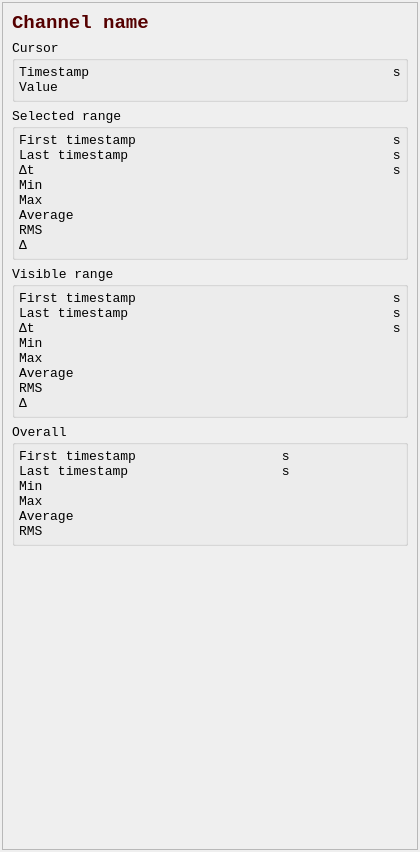
Before: the Qt Designer form asammdf/gui/ui/channel_stats.ui in danielhrisca/asammdf, drawn with Qt 5.
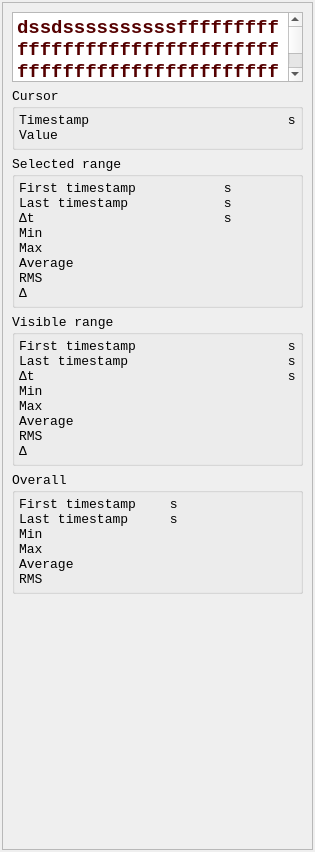
After: the same form once the commit is applied.

Commit message: * use textedit in stats widget (allows wrapping) * set cursor using mouse click * select signal by clicking on its curve * improve search dialog

```diff
--- a/asammdf/gui/ui/channel_stats.ui
+++ b/asammdf/gui/ui/channel_stats.ui
@@ -6,7 +6,7 @@
    <rect>
     <x>0</x>
     <y>0</y>
-    <width>420</width>
+    <width>315</width>
     <height>852</height>
    </rect>
   </property>
@@ -37,6 +37,9 @@
    </property>
    <item>
     <widget class="QScrollArea" name="scrollArea">
+     <property name="horizontalScrollBarPolicy">
+      <enum>Qt::ScrollBarAlwaysOff</enum>
+     </property>
      <property name="widgetResizable">
       <bool>true</bool>
      </property>
@@ -45,14 +48,14 @@
        <rect>
         <x>0</x>
         <y>0</y>
-        <width>414</width>
+        <width>309</width>
         <height>846</height>
        </rect>
       </property>
       <layout class="QVBoxLayout" name="verticalLayout">
        <item>
-        <layout class="QGridLayout" name="gridLayout" rowstretch="0,0,0,0,0,0,1" columnstretch="0,0">
-         <item row="2" column="0" colspan="2">
+        <layout class="QGridLayout" name="gridLayout" rowstretch="1,0,0,0,0,1" columnstretch="0,0">
+         <item row="1" column="0" colspan="2">
           <widget class="QGroupBox" name="cursor_group">
            <property name="title">
             <string>Cursor</string>
@@ -130,228 +133,12 @@
            </layout>
           </widget>
          </item>
-         <item row="4" column="0" colspan="2">
-          <widget class="QGroupBox" name="visible_group">
-           <property name="title">
-            <string>Visible range</string>
-           </property>
-           <layout class="QGridLayout" name="gridLayout_3" columnstretch="0,1,0">
-            <property name="leftMargin">
-             <number>4</number>
-            </property>
-            <property name="topMargin">
-             <number>4</number>
-            </property>
-            <property name="rightMargin">
-             <number>4</number>
-            </property>
-            <property name="bottomMargin">
-             <number>4</number>
-            </property>
-            <property name="spacing">
-             <number>0</number>
-            </property>
-            <item row="1" column="2">
-             <widget class="QLabel" name="label_25">
-              <property name="text">
-               <string> s</string>
-              </property>
-             </widget>
-            </item>
-            <item row="2" column="2">
-             <widget class="QLabel" name="label_26">
-              <property name="text">
-               <string> s</string>
-              </property>
-             </widget>
-            </item>
-            <item row="3" column="2">
-             <widget class="QLabel" name="unit5">
-              <property name="text">
-               <string/>
-              </property>
-             </widget>
-            </item>
-            <item row="4" column="2">
-             <widget class="QLabel" name="unit6">
-              <property name="text">
-               <string/>
-              </property>
-             </widget>
-            </item>
-            <item row="0" column="2">
-             <widget class="QLabel" name="label_24">
-              <property name="text">
-               <string> s</string>
-              </property>
-             </widget>
-            </item>
-            <item row="0" column="1">
-             <widget class="QLabel" name="visible_start">
-              <property name="text">
-               <string/>
-              </property>
-              <property name="alignment">
-               <set>Qt::AlignRight|Qt::AlignTrailing|Qt::AlignVCenter</set>
-              </property>
-             </widget>
-            </item>
-            <item row="1" column="1">
-             <widget class="QLabel" name="visible_stop">
-              <property name="text">
-               <string/>
-              </property>
-              <property name="alignment">
-               <set>Qt::AlignRight|Qt::AlignTrailing|Qt::AlignVCenter</set>
-              </property>
-             </widget>
-            </item>
-            <item row="4" column="0">
-             <widget class="QLabel" name="label_10">
-              <property name="text">
-               <string>Max</string>
-              </property>
-             </widget>
-            </item>
-            <item row="2" column="1">
-             <widget class="QLabel" name="visible_delta_t">
-              <property name="text">
-               <string/>
-              </property>
-              <property name="alignment">
-               <set>Qt::AlignRight|Qt::AlignTrailing|Qt::AlignVCenter</set>
-              </property>
-             </widget>
-            </item>
-            <item row="4" column="1">
-             <widget class="QLabel" name="visible_max">
-              <property name="text">
-               <string/>
-              </property>
-              <property name="alignment">
-               <set>Qt::AlignRight|Qt::AlignTrailing|Qt::AlignVCenter</set>
-              </property>
-             </widget>
-            </item>
-            <item row="3" column="0">
-             <widget class="QLabel" name="label_9">
-              <property name="text">
-               <string>Min</string>
-              </property>
-             </widget>
-            </item>
-            <item row="0" column="0">
-             <widget class="QLabel" name="label_7">
-              <property name="text">
-               <string>First timestamp</string>
-              </property>
-             </widget>
-            </item>
-            <item row="7" column="2">
-             <widget class="QLabel" name="unit7">
-              <property name="text">
-               <string/>
-              </property>
-             </widget>
-            </item>
-            <item row="7" column="0">
-             <widget class="QLabel" name="label_19">
-              <property name="text">
-               <string>Δ</string>
-              </property>
-             </widget>
-            </item>
-            <item row="2" column="0">
-             <widget class="QLabel" name="label_16">
-              <property name="text">
-               <string>Δt</string>
-              </property>
-             </widget>
-            </item>
-            <item row="1" column="0">
-             <widget class="QLabel" name="label_8">
-              <property name="text">
-               <string>Last timestamp</string>
-              </property>
-             </widget>
-            </item>
-            <item row="7" column="1">
-             <widget class="QLabel" name="visible_delta">
-              <property name="text">
-               <string/>
-              </property>
-              <property name="alignment">
-               <set>Qt::AlignRight|Qt::AlignTrailing|Qt::AlignVCenter</set>
-              </property>
-             </widget>
-            </item>
-            <item row="3" column="1">
-             <widget class="QLabel" name="visible_min">
-              <property name="text">
-               <string/>
-              </property>
-              <property name="alignment">
-               <set>Qt::AlignRight|Qt::AlignTrailing|Qt::AlignVCenter</set>
-              </property>
-             </widget>
-            </item>
-            <item row="5" column="0">
-             <widget class="QLabel" name="label_30">
-              <property name="text">
-               <string>Average</string>
-              </property>
-             </widget>
-            </item>
-            <item row="6" column="0">
-             <widget class="QLabel" name="label_31">
-              <property name="text">
-               <string>RMS</string>
-              </property>
-             </widget>
-            </item>
-            <item row="5" column="1">
-             <widget class="QLabel" name="visible_average">
-              <property name="text">
-               <string/>
-              </property>
-              <property name="alignment">
-               <set>Qt::AlignRight|Qt::AlignTrailing|Qt::AlignVCenter</set>
-              </property>
-             </widget>
-            </item>
-            <item row="6" column="1">
-             <widget class="QLabel" name="visible_rms">
-              <property name="text">
-               <string/>
-              </property>
-              <property name="alignment">
-               <set>Qt::AlignRight|Qt::AlignTrailing|Qt::AlignVCenter</set>
-              </property>
-             </widget>
-            </item>
-            <item row="5" column="2">
-             <widget class="QLabel" name="unit12">
-              <property name="text">
-               <string/>
-              </property>
-             </widget>
-            </item>
-            <item row="6" column="2">
-             <widget class="QLabel" name="unit13">
-              <property name="text">
-               <string/>
-              </property>
-             </widget>
-            </item>
-           </layout>
-          </widget>
-         </item>
-         <item row="3" column="0" colspan="2">
+         <item row="2" column="0" colspan="2">
           <widget class="QGroupBox" name="range_group">
            <property name="title">
             <string>Selected range</string>
            </property>
-           <layout class="QGridLayout" name="gridLayout_5" columnstretch="0,1,0">
+           <layout class="QGridLayout" name="gridLayout_5" columnstretch="0,0,0">
             <property name="leftMargin">
              <number>4</number>
             </property>
@@ -367,6 +154,68 @@
             <property name="spacing">
              <number>0</number>
             </property>
+            <item row="7" column="2">
+             <widget class="QLabel" name="unit11">
+              <property name="text">
+               <string/>
+              </property>
+             </widget>
+            </item>
+            <item row="7" column="1">
+             <widget class="QLabel" name="selected_rms">
+              <property name="text">
+               <string/>
+              </property>
+              <property name="alignment">
+               <set>Qt::AlignRight|Qt::AlignTrailing|Qt::AlignVCenter</set>
+              </property>
+             </widget>
+            </item>
+            <item row="6" column="2">
+             <widget class="QLabel" name="unit10">
+              <property name="text">
+               <string/>
+              </property>
+             </widget>
+            </item>
+            <item row="6" column="1">
+             <widget class="QLabel" name="selected_average">
+              <property name="text">
+               <string/>
+              </property>
+              <property name="alignment">
+               <set>Qt::AlignRight|Qt::AlignTrailing|Qt::AlignVCenter</set>
+              </property>
+             </widget>
+            </item>
+            <item row="7" column="0">
+             <widget class="QLabel" name="label_29">
+              <property name="text">
+               <string>RMS</string>
+              </property>
+             </widget>
+            </item>
+            <item row="1" column="0">
+             <widget class="QLabel" name="label_15">
+              <property name="text">
+               <string>Last timestamp</string>
+              </property>
+             </widget>
+            </item>
+            <item row="6" column="0">
+             <widget class="QLabel" name="label">
+              <property name="text">
+               <string>Average</string>
+              </property>
+             </widget>
+            </item>
+            <item row="4" column="0">
+             <widget class="QLabel" name="label_14">
+              <property name="text">
+               <string>Min</string>
+              </property>
+             </widget>
+            </item>
             <item row="4" column="2">
              <widget class="QLabel" name="unit2">
               <property name="text">
@@ -381,10 +230,10 @@
               </property>
              </widget>
             </item>
-            <item row="4" column="0">
-             <widget class="QLabel" name="label_14">
+            <item row="0" column="2">
+             <widget class="QLabel" name="label_20">
               <property name="text">
-               <string>Min</string>
+               <string> s</string>
               </property>
              </widget>
             </item>
@@ -398,6 +247,16 @@
               </property>
              </widget>
             </item>
+            <item row="0" column="1">
+             <widget class="QLabel" name="selected_start">
+              <property name="text">
+               <string/>
+              </property>
+              <property name="alignment">
+               <set>Qt::AlignRight|Qt::AlignTrailing|Qt::AlignVCenter</set>
+              </property>
+             </widget>
+            </item>
             <item row="8" column="0">
              <widget class="QLabel" name="label_18">
               <property name="text">
@@ -405,37 +264,6 @@
               </property>
              </widget>
             </item>
-            <item row="0" column="2">
-             <widget class="QLabel" name="label_20">
-              <property name="text">
-               <string> s</string>
-              </property>
-             </widget>
-            </item>
-            <item row="0" column="1">
-             <widget class="QLabel" name="selected_start">
-              <property name="text">
-               <string/>
-              </property>
-              <property name="alignment">
-               <set>Qt::AlignRight|Qt::AlignTrailing|Qt::AlignVCenter</set>
-              </property>
-             </widget>
-            </item>
-            <item row="1" column="2">
-             <widget class="QLabel" name="label_22">
-              <property name="text">
-               <string> s</string>
-              </property>
-             </widget>
-            </item>
-            <item row="3" column="2">
-             <widget class="QLabel" name="label_23">
-              <property name="text">
-               <string> s</string>
-              </property>
-             </widget>
-            </item>
             <item row="5" column="1">
              <widget class="QLabel" name="selected_max">
               <property name="text">
@@ -446,10 +274,17 @@
               </property>
              </widget>
             </item>
-            <item row="3" column="0">
-             <widget class="QLabel" name="label_21">
+            <item row="3" column="2">
+             <widget class="QLabel" name="label_23">
               <property name="text">
-               <string>Δt</string>
+               <string> s</string>
+              </property>
+             </widget>
+            </item>
+            <item row="1" column="2">
+             <widget class="QLabel" name="label_22">
+              <property name="text">
+               <string> s</string>
               </property>
              </widget>
             </item>
@@ -460,6 +295,20 @@
               </property>
              </widget>
             </item>
+            <item row="0" column="0">
+             <widget class="QLabel" name="label_13">
+              <property name="text">
+               <string>First timestamp</string>
+              </property>
+             </widget>
+            </item>
+            <item row="3" column="0">
+             <widget class="QLabel" name="label_21">
+              <property name="text">
+               <string>Δt</string>
+              </property>
+             </widget>
+            </item>
             <item row="8" column="2">
              <widget class="QLabel" name="unit4">
               <property name="text">
@@ -467,13 +316,6 @@
               </property>
              </widget>
             </item>
-            <item row="0" column="0">
-             <widget class="QLabel" name="label_13">
-              <property name="text">
-               <string>First timestamp</string>
-              </property>
-             </widget>
-            </item>
             <item row="4" column="1">
              <widget class="QLabel" name="selected_min">
               <property name="text">
@@ -504,65 +346,17 @@
               </property>
              </widget>
             </item>
-            <item row="1" column="0">
-             <widget class="QLabel" name="label_15">
-              <property name="text">
-               <string>Last timestamp</string>
-              </property>
-             </widget>
-            </item>
-            <item row="6" column="2">
-             <widget class="QLabel" name="unit10">
-              <property name="text">
-               <string/>
-              </property>
-             </widget>
-            </item>
-            <item row="6" column="0">
-             <widget class="QLabel" name="label">
-              <property name="text">
-               <string>Average</string>
-              </property>
-             </widget>
-            </item>
-            <item row="6" column="1">
-             <widget class="QLabel" name="selected_average">
-              <property name="text">
-               <string/>
-              </property>
-              <property name="alignment">
-               <set>Qt::AlignRight|Qt::AlignTrailing|Qt::AlignVCenter</set>
-              </property>
-             </widget>
-            </item>
-            <item row="7" column="0">
-             <widget class="QLabel" name="label_29">
-              <property name="text">
-               <string>RMS</string>
-              </property>
-             </widget>
-            </item>
-            <item row="7" column="1">
-             <widget class="QLabel" name="selected_rms">
-              <property name="text">
-               <string/>
-              </property>
-              <property name="alignment">
-               <set>Qt::AlignRight|Qt::AlignTrailing|Qt::AlignVCenter</set>
-              </property>
-             </widget>
-            </item>
-            <item row="7" column="2">
-             <widget class="QLabel" name="unit11">
-              <property name="text">
-               <string/>
-              </property>
-             </widget>
-            </item>
            </layout>
           </widget>
          </item>
-         <item row="5" column="0" colspan="2">
+         <item row="5" column="0">
+          <widget class="QLabel" name="label_34">
+           <property name="text">
+            <string/>
+           </property>
+          </widget>
+         </item>
+         <item row="4" column="0" colspan="2">
           <widget class="QGroupBox" name="overall_group">
            <property name="title">
             <string>Overall</string>
@@ -616,6 +410,12 @@
             </item>
             <item row="3" column="1">
              <widget class="QLabel" name="overall_min">
+              <property name="sizePolicy">
+               <sizepolicy hsizetype="Maximum" vsizetype="Minimum">
+                <horstretch>0</horstretch>
+                <verstretch>0</verstretch>
+               </sizepolicy>
+              </property>
               <property name="text">
                <string/>
               </property>
@@ -730,26 +530,248 @@
            </layout>
           </widget>
          </item>
+         <item row="3" column="0" colspan="2">
+          <widget class="QGroupBox" name="visible_group">
+           <property name="title">
+            <string>Visible range</string>
+           </property>
+           <layout class="QGridLayout" name="gridLayout_3" columnstretch="0,1,0">
+            <property name="leftMargin">
+             <number>4</number>
+            </property>
+            <property name="topMargin">
+             <number>4</number>
+            </property>
+            <property name="rightMargin">
+             <number>4</number>
+            </property>
+            <property name="bottomMargin">
+             <number>4</number>
+            </property>
+            <property name="spacing">
+             <number>0</number>
+            </property>
+            <item row="1" column="2">
+             <widget class="QLabel" name="label_25">
+              <property name="text">
+               <string> s</string>
+              </property>
+             </widget>
+            </item>
+            <item row="2" column="2">
+             <widget class="QLabel" name="label_26">
+              <property name="text">
+               <string> s</string>
+              </property>
+             </widget>
+            </item>
+            <item row="3" column="2">
+             <widget class="QLabel" name="unit5">
+              <property name="text">
+               <string/>
+              </property>
+             </widget>
+            </item>
+            <item row="4" column="2">
+             <widget class="QLabel" name="unit6">
+              <property name="text">
+               <string/>
+              </property>
+             </widget>
+            </item>
+            <item row="0" column="2">
+             <widget class="QLabel" name="label_24">
+              <property name="text">
+               <string> s</string>
+              </property>
+             </widget>
+            </item>
+            <item row="0" column="1">
+             <widget class="QLabel" name="visible_start">
+              <property name="text">
+               <string/>
+              </property>
+              <property name="alignment">
+               <set>Qt::AlignRight|Qt::AlignTrailing|Qt::AlignVCenter</set>
+              </property>
+             </widget>
+            </item>
+            <item row="1" column="1">
+             <widget class="QLabel" name="visible_stop">
+              <property name="text">
+               <string/>
+              </property>
+              <property name="alignment">
+               <set>Qt::AlignRight|Qt::AlignTrailing|Qt::AlignVCenter</set>
+              </property>
+             </widget>
+            </item>
+            <item row="4" column="0">
+             <widget class="QLabel" name="label_10">
+              <property name="text">
+               <string>Max</string>
+              </property>
+             </widget>
+            </item>
+            <item row="2" column="1">
+             <widget class="QLabel" name="visible_delta_t">
+              <property name="text">
+               <string/>
+              </property>
+              <property name="alignment">
+               <set>Qt::AlignRight|Qt::AlignTrailing|Qt::AlignVCenter</set>
+              </property>
+             </widget>
+            </item>
+            <item row="4" column="1">
+             <widget class="QLabel" name="visible_max">
+              <property name="text">
+               <string/>
+              </property>
+              <property name="alignment">
+               <set>Qt::AlignRight|Qt::AlignTrailing|Qt::AlignVCenter</set>
+              </property>
+             </widget>
+            </item>
+            <item row="3" column="0">
+             <widget class="QLabel" name="label_9">
+              <property name="text">
+               <string>Min</string>
+              </property>
+             </widget>
+            </item>
+            <item row="0" column="0">
+             <widget class="QLabel" name="label_7">
+              <property name="text">
+               <string>First timestamp</string>
+              </property>
+             </widget>
+            </item>
+            <item row="7" column="2">
+             <widget class="QLabel" name="unit7">
+              <property name="text">
+               <string/>
+              </property>
+             </widget>
+            </item>
+            <item row="7" column="0">
+             <widget class="QLabel" name="label_19">
+              <property name="text">
+               <string>Δ</string>
+              </property>
+             </widget>
+            </item>
+            <item row="2" column="0">
+             <widget class="QLabel" name="label_16">
+              <property name="text">
+               <string>Δt</string>
+              </property>
+             </widget>
+            </item>
+            <item row="1" column="0">
+             <widget class="QLabel" name="label_8">
+              <property name="text">
+               <string>Last timestamp</string>
+              </property>
+             </widget>
+            </item>
+            <item row="7" column="1">
+             <widget class="QLabel" name="visible_delta">
+              <property name="text">
+               <string/>
+              </property>
+              <property name="alignment">
+               <set>Qt::AlignRight|Qt::AlignTrailing|Qt::AlignVCenter</set>
+              </property>
+             </widget>
+            </item>
+            <item row="3" column="1">
+             <widget class="QLabel" name="visible_min">
+              <property name="text">
+               <string/>
+              </property>
+              <property name="alignment">
+               <set>Qt::AlignRight|Qt::AlignTrailing|Qt::AlignVCenter</set>
+              </property>
+             </widget>
+            </item>
+            <item row="5" column="0">
+             <widget class="QLabel" name="label_30">
+              <property name="text">
+               <string>Average</string>
+              </property>
+             </widget>
+            </item>
+            <item row="6" column="0">
+             <widget class="QLabel" name="label_31">
+              <property name="text">
+               <string>RMS</string>
+              </property>
+             </widget>
+            </item>
+            <item row="5" column="1">
+             <widget class="QLabel" name="visible_average">
+              <property name="text">
+               <string/>
+              </property>
+              <property name="alignment">
+               <set>Qt::AlignRight|Qt::AlignTrailing|Qt::AlignVCenter</set>
+              </property>
+             </widget>
+            </item>
+            <item row="6" column="1">
+             <widget class="QLabel" name="visible_rms">
+              <property name="text">
+               <string/>
+              </property>
+              <property name="alignment">
+               <set>Qt::AlignRight|Qt::AlignTrailing|Qt::AlignVCenter</set>
+              </property>
+             </widget>
+            </item>
+            <item row="5" column="2">
+             <widget class="QLabel" name="unit12">
+              <property name="text">
+               <string/>
+              </property>
+             </widget>
+            </item>
+            <item row="6" column="2">
+             <widget class="QLabel" name="unit13">
+              <property name="text">
+               <string/>
+              </property>
+             </widget>
+            </item>
+           </layout>
+          </widget>
+         </item>
          <item row="0" column="0" colspan="2">
-          <widget class="QLabel" name="name">
-           <property name="text">
-            <string>&lt;html&gt;&lt;head/&gt;&lt;body&gt;&lt;p&gt;&lt;span style=&quot; font-size:14pt; font-weight:600; color:#550000;&quot;&gt;Channel name&lt;/span&gt;&lt;/p&gt;&lt;/body&gt;&lt;/html&gt;</string>
+          <widget class="QTextEdit" name="name">
+           <property name="sizePolicy">
+            <sizepolicy hsizetype="Expanding" vsizetype="Fixed">
+             <horstretch>0</horstretch>
+             <verstretch>1</verstretch>
+            </sizepolicy>
            </property>
-           <property name="textFormat">
-            <enum>Qt::RichText</enum>
+           <property name="verticalScrollBarPolicy">
+            <enum>Qt::ScrollBarAsNeeded</enum>
            </property>
-           <property name="wordWrap">
+           <property name="horizontalScrollBarPolicy">
+            <enum>Qt::ScrollBarAlwaysOff</enum>
+           </property>
+           <property name="sizeAdjustPolicy">
+            <enum>QAbstractScrollArea::AdjustToContents</enum>
+           </property>
+           <property name="readOnly">
             <bool>true</bool>
            </property>
-           <property name="textInteractionFlags">
-            <set>Qt::LinksAccessibleByMouse|Qt::TextSelectableByKeyboard|Qt::TextSelectableByMouse</set>
-           </property>
-          </widget>
-         </item>
-         <item row="6" column="0">
-          <widget class="QLabel" name="label_34">
-           <property name="text">
-            <string/>
+           <property name="html">
+            <string>&lt;!DOCTYPE HTML PUBLIC &quot;-//W3C//DTD HTML 4.0//EN&quot; &quot;http://www.w3.org/TR/REC-html40/strict.dtd&quot;&gt;
+&lt;html&gt;&lt;head&gt;&lt;meta name=&quot;qrichtext&quot; content=&quot;1&quot; /&gt;&lt;style type=&quot;text/css&quot;&gt;
+p, li { white-space: pre-wrap; }
+&lt;/style&gt;&lt;/head&gt;&lt;body style=&quot; font-family:'Consolas'; font-size:10pt; font-weight:400; font-style:normal;&quot;&gt;
+&lt;p style=&quot; margin-top:12px; margin-bottom:12px; margin-left:0px; margin-right:0px; -qt-block-indent:0; text-indent:0px;&quot;&gt;&lt;span style=&quot; font-size:14pt; font-weight:600; color:#550000;&quot;&gt;dssdssssssssssffffffffffffffffffffffffffffffffffffffffffffffffffffffffffffffffffffffffffffffffffffffffffffffffffffffffffffffffff&lt;/span&gt;&lt;/p&gt;&lt;/body&gt;&lt;/html&gt;</string>
            </property>
           </widget>
          </item>
```
The commit also changes 5 other files.
